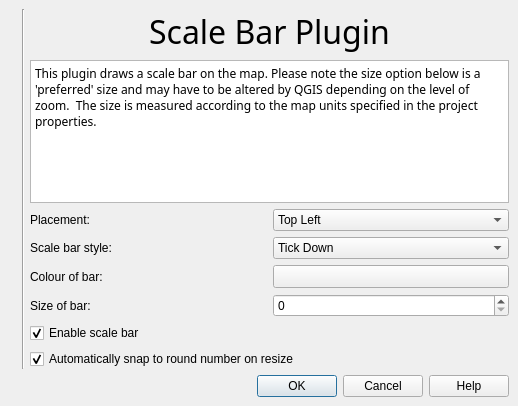
First picture: the form in qgis/src/plugins/scale_bar/pluginguibase.ui, repository sourcepole/qgis, before the edit.
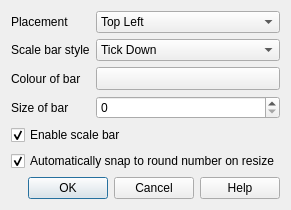
Second picture: the form after the edit. Icons and pictures are not drawn. Custom widgets are drawn as their Qt base class.

Commit message: User interface audit updates round #1

Diff of the .ui file:
```diff
--- a/qgis/src/plugins/scale_bar/pluginguibase.ui
+++ b/qgis/src/plugins/scale_bar/pluginguibase.ui
@@ -1,12 +1,12 @@
 <ui version="4.0" >
  <class>QgsScaleBarPluginGuiBase</class>
- <widget class="QDialog" name="QgsScaleBarPluginGuiBase" >
-  <property name="geometry" >
+ <widget class="QDialog" name="QgsScaleBarPluginGuiBase">
+  <property name="geometry">
    <rect>
     <x>0</x>
     <y>0</y>
-    <width>518</width>
-    <height>406</height>
+    <width>270</width>
+    <height>199</height>
    </rect>
   </property>
   <property name="windowTitle" >
@@ -17,125 +17,32 @@
     <normaloff/>
    </iconset>
   </property>
-  <layout class="QGridLayout" >
-   <property name="margin" >
-    <number>9</number>
-   </property>
-   <property name="spacing" >
-    <number>6</number>
-   </property>
-   <item rowspan="3" row="0" column="1" >
-    <widget class="Line" name="line1" >
-     <property name="maximumSize" >
-      <size>
-       <width>2</width>
-       <height>32767</height>
-      </size>
+  <layout class="QVBoxLayout" name="verticalLayout">
+   <item>
+    <layout class="QFormLayout" name="formLayout">
+     <property name="fieldGrowthPolicy">
+      <enum>QFormLayout::AllNonFixedFieldsGrow</enum>
      </property>
-     <property name="frameShape" >
-      <enum>QFrame::VLine</enum>
-     </property>
-     <property name="frameShadow" >
-      <enum>QFrame::Sunken</enum>
-     </property>
-     <property name="orientation" >
-      <enum>Qt::Vertical</enum>
-     </property>
-    </widget>
-   </item>
-   <item rowspan="3" row="0" column="0" >
-    <widget class="QLabel" name="label" >
-     <property name="text" >
-      <string/>
-     </property>
-     <property name="pixmap" >
-      <pixmap resource="scalebar_plugin.qrc" >:/scalebar.png</pixmap>
-     </property>
-    </widget>
-   </item>
-   <item row="2" column="2" >
-    <layout class="QGridLayout" >
-     <property name="margin" >
-      <number>0</number>
-     </property>
-     <property name="spacing" >
-      <number>6</number>
-     </property>
-     <item row="2" column="1" >
-      <widget class="QgsColorButton" name="pbnChangeColour" >
-       <property name="sizePolicy" >
-        <sizepolicy>
-         <hsizetype>1</hsizetype>
-         <vsizetype>1</vsizetype>
+     <item row="0" column="0">
+      <widget class="QLabel" name="textLabel1_2">
+       <property name="sizePolicy">
+        <sizepolicy hsizetype="Preferred" vsizetype="Minimum">
          <horstretch>0</horstretch>
          <verstretch>0</verstretch>
         </sizepolicy>
        </property>
-       <property name="toolTip" >
-        <string>Click to select the colour</string>
+       <property name="text">
+        <string>Placement</string>
        </property>
        <property name="whatsThis" >
         <string>Click to select the colour</string>
        </property>
-       <property name="text" >
-        <string/>
-       </property>
       </widget>
      </item>
-     <item row="3" column="0" >
-      <widget class="QLabel" name="textLabel1_3" >
-       <property name="sizePolicy" >
-        <sizepolicy>
-         <hsizetype>5</hsizetype>
-         <vsizetype>1</vsizetype>
-         <horstretch>0</horstretch>
-         <verstretch>0</verstretch>
-        </sizepolicy>
-       </property>
-       <property name="text" >
-        <string>Size of bar:</string>
-       </property>
-      </widget>
-     </item>
-     <item row="5" column="0" colspan="2" >
-      <widget class="QCheckBox" name="chkSnapping" >
-       <property name="sizePolicy" >
-        <sizepolicy>
-         <hsizetype>1</hsizetype>
-         <vsizetype>1</vsizetype>
-         <horstretch>0</horstretch>
-         <verstretch>0</verstretch>
-        </sizepolicy>
-       </property>
-       <property name="text" >
-        <string>Automatically snap to round number on resize</string>
-       </property>
-       <property name="checked" >
-        <bool>true</bool>
-       </property>
-      </widget>
-     </item>
-     <item row="2" column="0" >
-      <widget class="QLabel" name="textLabel1_3_2" >
-       <property name="sizePolicy" >
-        <sizepolicy>
-         <hsizetype>5</hsizetype>
-         <vsizetype>1</vsizetype>
-         <horstretch>0</horstretch>
-         <verstretch>0</verstretch>
-        </sizepolicy>
-       </property>
-       <property name="text" >
-        <string>Colour of bar:</string>
-       </property>
-      </widget>
-     </item>
-     <item row="0" column="1" >
-      <widget class="QComboBox" name="cboPlacement" >
-       <property name="sizePolicy" >
-        <sizepolicy>
-         <hsizetype>1</hsizetype>
-         <vsizetype>1</vsizetype>
+     <item row="0" column="1">
+      <widget class="QComboBox" name="cboPlacement">
+       <property name="sizePolicy">
+        <sizepolicy hsizetype="Minimum" vsizetype="Minimum">
          <horstretch>0</horstretch>
          <verstretch>0</verstretch>
         </sizepolicy>
@@ -162,50 +69,31 @@
        </item>
       </widget>
      </item>
-     <item row="4" column="0" colspan="2" >
-      <widget class="QCheckBox" name="chkEnable" >
-       <property name="sizePolicy" >
-        <sizepolicy>
-         <hsizetype>1</hsizetype>
-         <vsizetype>1</vsizetype>
+     <item row="1" column="0">
+      <widget class="QLabel" name="textLabel1">
+       <property name="sizePolicy">
+        <sizepolicy hsizetype="Preferred" vsizetype="Minimum">
          <horstretch>0</horstretch>
          <verstretch>0</verstretch>
         </sizepolicy>
        </property>
-       <property name="text" >
-        <string>Enable scale bar</string>
+       <property name="text">
+        <string>Scale bar style</string>
        </property>
-       <property name="checked" >
-        <bool>true</bool>
+       <property name="buddy">
+        <cstring>cboStyle</cstring>
        </property>
       </widget>
      </item>
-     <item row="1" column="0" >
-      <widget class="QLabel" name="textLabel1" >
-       <property name="sizePolicy" >
-        <sizepolicy>
-         <hsizetype>5</hsizetype>
-         <vsizetype>1</vsizetype>
+     <item row="1" column="1">
+      <widget class="QComboBox" name="cboStyle">
+       <property name="sizePolicy">
+        <sizepolicy hsizetype="Minimum" vsizetype="Minimum">
          <horstretch>0</horstretch>
          <verstretch>0</verstretch>
         </sizepolicy>
        </property>
-       <property name="text" >
-        <string>Scale bar style:</string>
-       </property>
-      </widget>
-     </item>
-     <item row="1" column="1" >
-      <widget class="QComboBox" name="cboStyle" >
-       <property name="sizePolicy" >
-        <sizepolicy>
-         <hsizetype>1</hsizetype>
-         <vsizetype>1</vsizetype>
-         <horstretch>0</horstretch>
-         <verstretch>0</verstretch>
-        </sizepolicy>
-       </property>
-       <property name="toolTip" >
+       <property name="toolTip">
         <string>Select the style of the scale bar</string>
        </property>
        <item>
@@ -230,95 +118,114 @@
        </item>
       </widget>
      </item>
-     <item row="3" column="1" >
-      <widget class="QSpinBox" name="spnSize" >
-       <property name="sizePolicy" >
-        <sizepolicy>
-         <hsizetype>1</hsizetype>
-         <vsizetype>1</vsizetype>
+     <item row="2" column="0">
+      <widget class="QLabel" name="textLabel1_3_2">
+       <property name="sizePolicy">
+        <sizepolicy hsizetype="Preferred" vsizetype="Minimum">
          <horstretch>0</horstretch>
          <verstretch>0</verstretch>
         </sizepolicy>
        </property>
+       <property name="text">
+        <string>Colour of bar</string>
+       </property>
+       <property name="buddy">
+        <cstring>pbnChangeColour</cstring>
+       </property>
       </widget>
      </item>
-     <item row="0" column="0" >
-      <widget class="QLabel" name="textLabel1_2" >
-       <property name="sizePolicy" >
-        <sizepolicy>
-         <hsizetype>5</hsizetype>
-         <vsizetype>1</vsizetype>
+     <item row="2" column="1">
+      <widget class="QgsColorButton" name="pbnChangeColour">
+       <property name="sizePolicy">
+        <sizepolicy hsizetype="Minimum" vsizetype="Minimum">
          <horstretch>0</horstretch>
          <verstretch>0</verstretch>
         </sizepolicy>
        </property>
-       <property name="text" >
-        <string>Placement:</string>
+       <property name="toolTip">
+        <string>Click to select the colour</string>
+       </property>
+       <property name="whatsThis">
+        <string>Click to select the colour</string>
+       </property>
+       <property name="text">
+        <string/>
+       </property>
+      </widget>
+     </item>
+     <item row="3" column="0">
+      <widget class="QLabel" name="textLabel1_3">
+       <property name="sizePolicy">
+        <sizepolicy hsizetype="Preferred" vsizetype="Minimum">
+         <horstretch>0</horstretch>
+         <verstretch>0</verstretch>
+        </sizepolicy>
+       </property>
+       <property name="text">
+        <string>Size of bar</string>
+       </property>
+       <property name="buddy">
+        <cstring>spnSize</cstring>
+       </property>
+      </widget>
+     </item>
+     <item row="3" column="1">
+      <widget class="QSpinBox" name="spnSize">
+       <property name="sizePolicy">
+        <sizepolicy hsizetype="Minimum" vsizetype="Minimum">
+         <horstretch>0</horstretch>
+         <verstretch>0</verstretch>
+        </sizepolicy>
        </property>
       </widget>
      </item>
     </layout>
    </item>
-   <item row="1" column="2" >
-    <widget class="QTextEdit" name="textEdit" >
-     <property name="sizePolicy" >
-      <sizepolicy>
-       <hsizetype>7</hsizetype>
-       <vsizetype>5</vsizetype>
+   <item>
+    <widget class="QCheckBox" name="chkEnable">
+     <property name="sizePolicy">
+      <sizepolicy hsizetype="Minimum" vsizetype="Minimum">
        <horstretch>0</horstretch>
        <verstretch>0</verstretch>
       </sizepolicy>
      </property>
-     <property name="readOnly" >
+     <property name="text">
+      <string>Enable scale bar</string>
+     </property>
+     <property name="checked">
       <bool>true</bool>
      </property>
-     <property name="html" >
-      <string>&lt;html>&lt;head>&lt;meta name="qrichtext" content="1" />&lt;/head>&lt;body style=" white-space: pre-wrap; font-family:Sans Serif; font-size:9pt; font-weight:400; font-style:normal; text-decoration:none;">&lt;p style=" margin-top:0px; margin-bottom:0px; margin-left:0px; margin-right:0px; -qt-block-indent:0; text-indent:0px;">This plugin draws a scale bar on the map. Please note the size option below is a 'preferred' size and may have to be altered by QGIS depending on the level of zoom.  The size is measured according to the map units specified in the project properties.&lt;/p>&lt;/body>&lt;/html></string>
-     </property>
     </widget>
    </item>
-   <item row="0" column="2" >
-    <widget class="QLabel" name="txtHeading" >
-     <property name="sizePolicy" >
-      <sizepolicy>
-       <hsizetype>5</hsizetype>
-       <vsizetype>1</vsizetype>
+   <item>
+    <widget class="QCheckBox" name="chkSnapping">
+     <property name="sizePolicy">
+      <sizepolicy hsizetype="Minimum" vsizetype="Minimum">
        <horstretch>0</horstretch>
        <verstretch>0</verstretch>
       </sizepolicy>
      </property>
-     <property name="font" >
-      <font>
-       <family>Sans Serif</family>
-       <pointsize>24</pointsize>
-       <weight>50</weight>
-       <italic>false</italic>
-       <bold>false</bold>
-       <underline>false</underline>
-       <strikeout>false</strikeout>
-      </font>
+     <property name="text">
+      <string>Automatically snap to round number on resize</string>
      </property>
-     <property name="text" >
-      <string>Scale Bar Plugin</string>
+     <property name="checked">
+      <bool>true</bool>
      </property>
-     <property name="alignment" >
-      <set>Qt::AlignCenter</set>
-     </property>
     </widget>
    </item>
-   <item row="3" column="0" colspan="3" >
-    <widget class="QDialogButtonBox" name="buttonBox" >
-     <property name="orientation" >
+   <item>
+    <widget class="QDialogButtonBox" name="buttonBox">
+     <property name="orientation">
       <enum>Qt::Horizontal</enum>
      </property>
-     <property name="standardButtons" >
-      <set>QDialogButtonBox::Cancel|QDialogButtonBox::Help|QDialogButtonBox::NoButton|QDialogButtonBox::Ok</set>
+     <property name="standardButtons">
+      <set>QDialogButtonBox::Cancel|QDialogButtonBox::Help|QDialogButtonBox::Ok</set>
      </property>
     </widget>
    </item>
   </layout>
  </widget>
- <layoutdefault spacing="6" margin="11" />
+ <layoutdefault spacing="6" margin="11"/>
  <customwidgets>
   <customwidget>
    <class>QgsColorButton</class>
```
Left out of the diff: 38 changed lines with no effect on the pictures. The commit also changes 43 other files.
